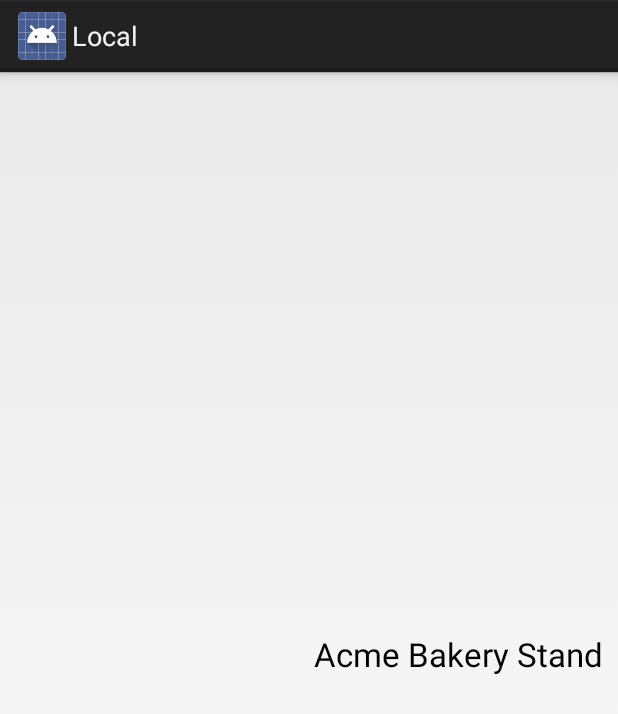
After one commit to mynameistodd/Local, an Android app: the layout fragment_subscription_list_item.xml on its own in the app's theme, with its tools: preview values and no code run, on a phone screen of 412 x 824 dp. The commit adds this screen. Shown: the top 714 px of the screen. Run offline under Robolectric (Android 15) with nearby library versions, the phone set to English and light mode, and no system bars.

Commit message:
Create ListAdapter for subscriptions

```diff
--- a/app/src/main/AndroidManifest.xml
+++ b/app/src/main/AndroidManifest.xml
@@ -17,10 +17,6 @@
                 <category android:name="android.intent.category.LAUNCHER" />
             </intent-filter>
         </activity>
-        <!--<activity-->
-            <!--android:name=".MapsFragment"-->
-            <!--android:label="@string/title_activity_maps" >-->
-        <!--</activity>-->
 
         <meta-data
             android:name="com.google.android.gms.version"
--- a/app/src/main/java/com/mynameistodd/local/MainActivity.java
+++ b/app/src/main/java/com/mynameistodd/local/MainActivity.java
@@ -57,7 +57,7 @@ public class MainActivity extends Activity
         switch (position) {
             case 0:
                 fragmentManager.beginTransaction()
-                        .replace(R.id.container, SubscriptionFragment.newInstance("foo", "bar"))
+                        .replace(R.id.container, SubscriptionFragment.newInstance("",""))
                         .commit();
                 mTitle = getString(R.string.subscribed);
                 break;
@@ -125,8 +125,8 @@ public class MainActivity extends Activity
     }
 
     @Override
-    public void onFragmentInteraction(String id) {
-        Toast.makeText(this, id, Toast.LENGTH_SHORT).show();
+    public void onFragmentInteraction(Business business) {
+        Toast.makeText(this, business.getSnippet(), Toast.LENGTH_SHORT).show();
     }
 
     /**
--- a/app/src/main/java/com/mynameistodd/local/MapsFragment.java
+++ b/app/src/main/java/com/mynameistodd/local/MapsFragment.java
@@ -95,7 +95,7 @@ public class MapsFragment extends Fragment {
      * This should only be called once and when we are sure that {@link #mMap} is not null.
      */
     private void setUpMap() {
-        LatLng temp = new LatLng(42.279923, -83.749996);
+        LatLng temp = new LatLng(42.279923, -83.749996); //need to put real current location here.
         mMarkers = new HashMap<Marker, String>();
 
         ParseQuery<Business> query = ParseQuery.getQuery(Business.class);
--- a/app/src/main/res/layout/fragment_subscription_list.xml
+++ b/app/src/main/res/layout/fragment_subscription_list.xml
@@ -8,7 +8,7 @@
     <ListView
         android:id="@android:id/list"
         android:layout_width="match_parent"
-        android:layout_height="match_parent" />
+        android:layout_height="match_parent"  />
 
     <TextView
         android:id="@android:id/empty"
--- /dev/null
+++ b/app/src/main/res/layout/fragment_subscription_list_item.xml
@@ -0,0 +1,19 @@
+<?xml version="1.0" encoding="utf-8"?>
+
+<RelativeLayout xmlns:android="http://schemas.android.com/apk/res/android"
+    android:orientation="vertical" android:layout_width="match_parent"
+    android:layout_height="match_parent">
+
+    <TextView
+
+        android:layout_width="wrap_content"
+        android:layout_height="wrap_content"
+        android:textAppearance="?android:attr/textAppearanceLarge"
+        android:text="Acme Bakery Stand"
+        android:id="@+id/business_name"
+        android:layout_centerVertical="true"
+        android:layout_alignParentRight="true"
+        android:layout_alignParentEnd="true"
+        android:layout_marginTop="20dp"
+        android:layout_marginRight="10dp"/>
+</RelativeLayout>
```
Also changed, not shown: app/src/main/java/com/mynameistodd/local/SubscriptionAdapter.java (added, +40 -0 lines), app/src/main/java/com/mynameistodd/local/SubscriptionFragment.java (+24 -7 lines), app/src/main/java/com/mynameistodd/local/dummy/DummyContent.java (deleted, +0 -55 lines).
